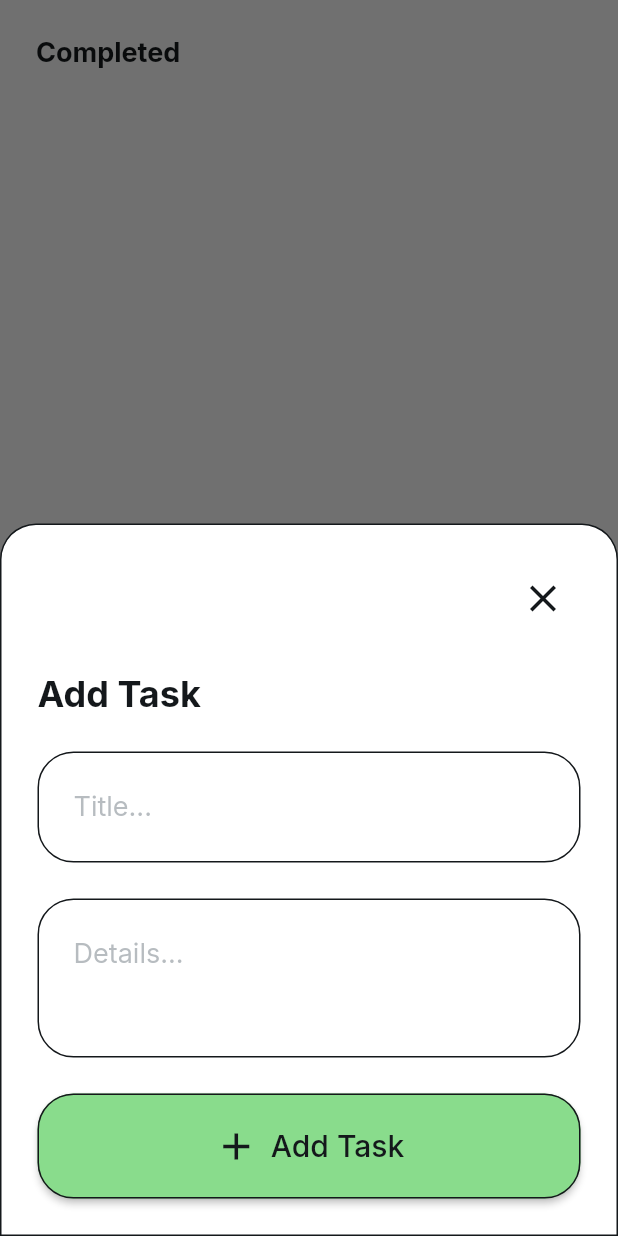
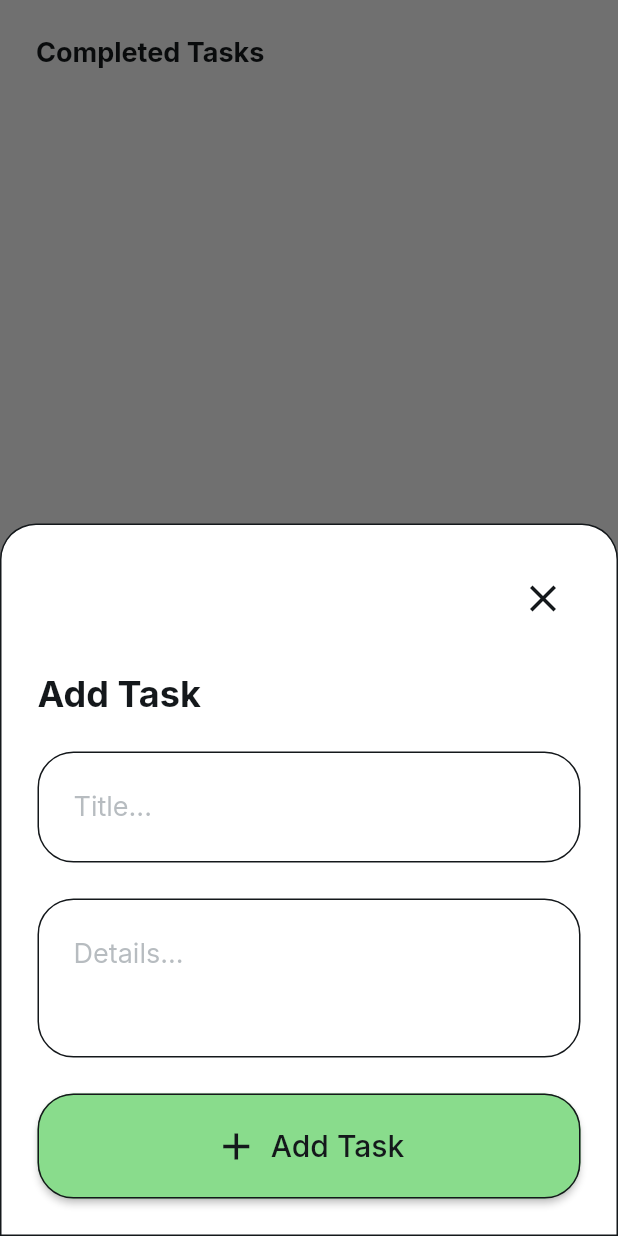
Before and after one commit to nsutyrina/TodoApp-FlutterFlow, a Flutter app: the screen it shows once a user with an empty profile is signed in, item 2 of the bottom bar chosen, after a tap on the "add" icon, on a phone screen of 412 x 824 dp. Run offline on Flutter 3.47's test engine with Material 3 defaults, Android fonts, the phone set to English and light mode, and no system bars; drawn by our look-alikes of auto_size_text; our stand-ins replace cloud_firestore, easy_debounce, file_picker, firebase_auth, firebase_core, firebase_storage and 12 more; missing offline and left inert: json_path, mime_type; accounts and stored records are empty.

Commit message:
Updating to latest FlutterFlow output.

```diff
--- a/lib/completed/completed_widget.dart
+++ b/lib/completed/completed_widget.dart
@@ -103,7 +103,7 @@ class _CompletedWidgetState extends State<CompletedWidget> {
               Padding(
                 padding: EdgeInsetsDirectional.fromSTEB(24.0, 0.0, 0.0, 0.0),
                 child: Text(
-                  'Completed',
+                  'Completed Tasks',
                   style: FlutterFlowTheme.of(context).headlineMedium.override(
                         fontFamily: 'Inter',
                         letterSpacing: 0.0,
```
